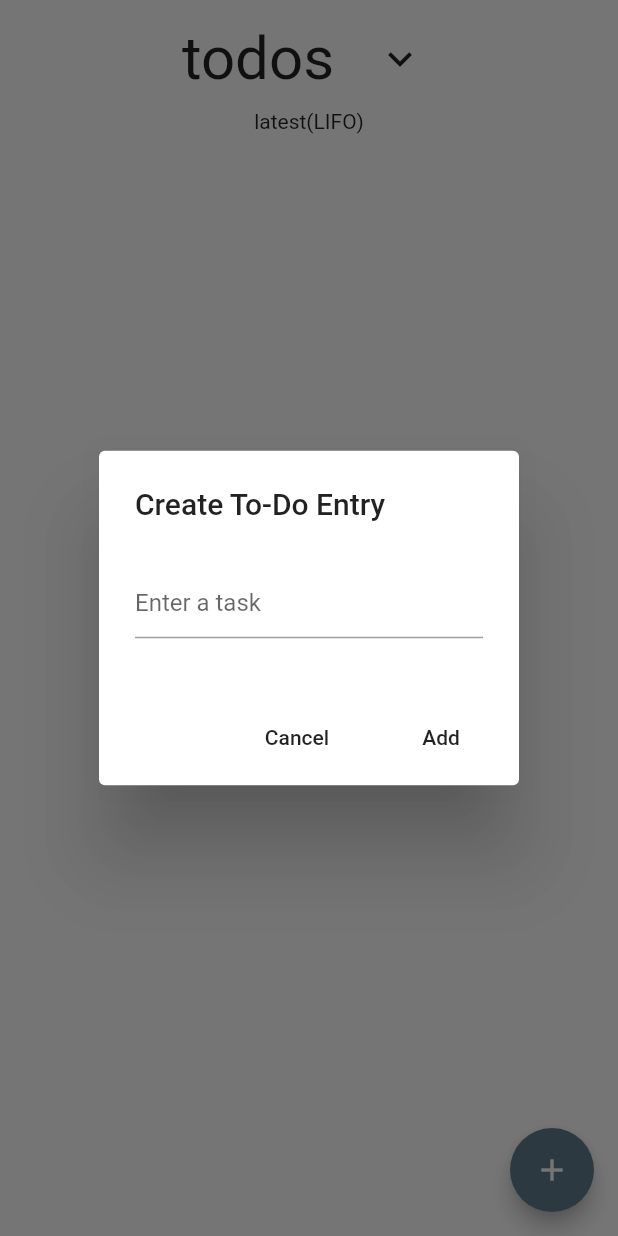
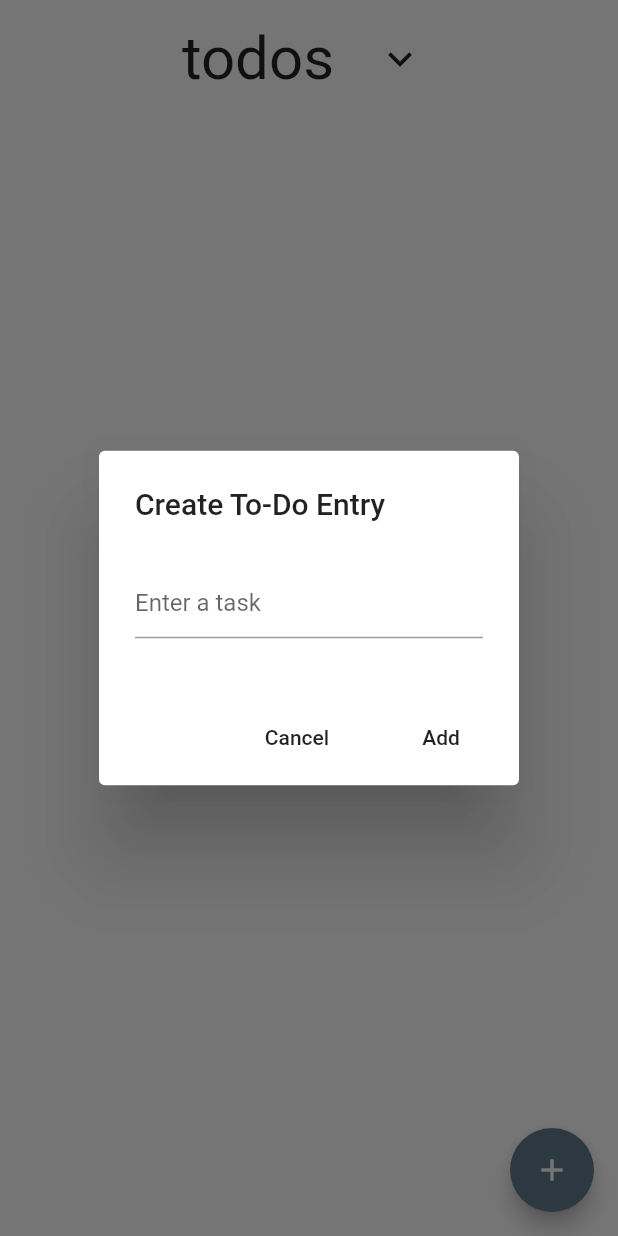
Before and after one commit to innthomas/thrift_service, a Flutter app: the TodoMainScreen screen opened directly, after a tap on the "keyboard arrow up" icon, after a tap on the "add" icon, on a phone screen of 412 x 824 dp. Run offline on Flutter 3.47's test engine with Material 2 defaults, Android fonts, the phone set to English and light mode, and no system bars; our stand-ins replace flutter_login, hive, hive_flutter; accounts and stored records are empty; generated files the repository leaves out were written again.

Commit message:
todo added

```diff
--- a/thrift_service/lib/todo/todo_main.dart
+++ b/thrift_service/lib/todo/todo_main.dart
@@ -107,12 +107,6 @@ class TodoMainScreen extends StatelessWidget {
             ),
           ],
         ),
-        const SizedBox(height: 10),
-        Text(
-          kIsWeb ? 'Oldest(FIFO)' : 'latest(LIFO)',
-          textAlign: TextAlign.center,
-        ),
-        const SizedBox(height: 40),
         Expanded(
           child: ValueListenableBuilder<Box<Todo>>(
             valueListenable: Hive.box<Todo>('todos').listenable(),
```
